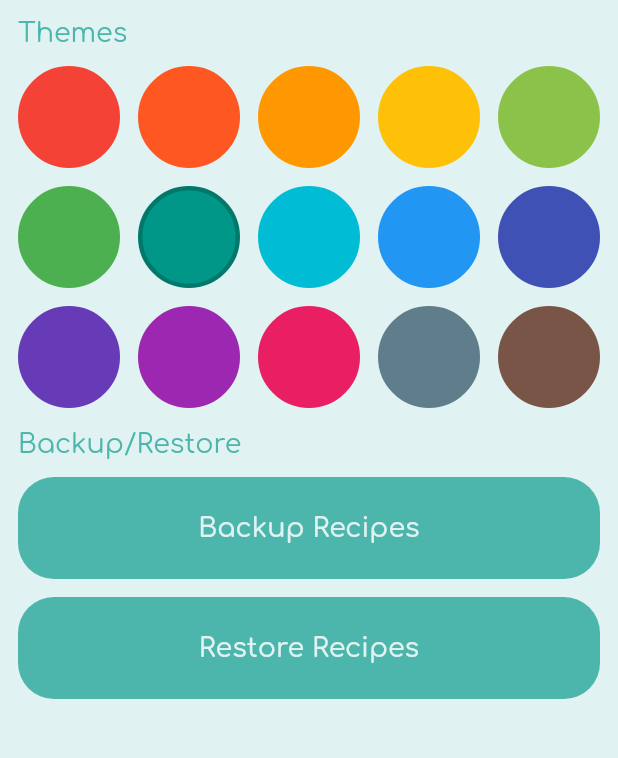
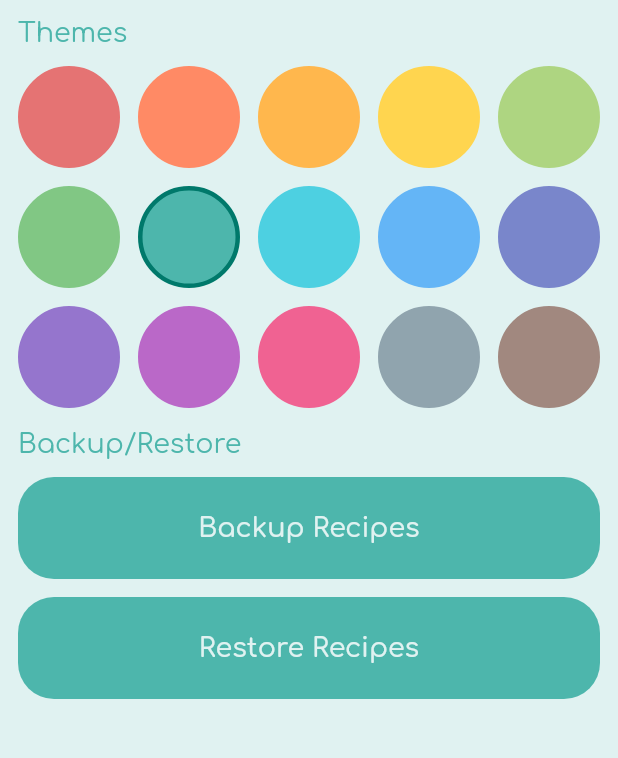
Before and after one commit to PScottZero/flutter-cookbook, a Flutter app: the SettingsView screen opened directly, on a phone screen of 412 x 824 dp, the part 84-842 px from its top. Run offline on Flutter 3.47's test engine with Material 2 defaults, Android fonts, the phone set to English and light mode, and no system bars; our stand-ins replace carousel_slider, flutter_image_compress, google_fonts, image_picker, permission_handler, reorderables and 1 more; accounts and stored records are empty.

Commit message:
minor tweaks

```diff
--- a/lib/components/theme_chooser.dart
+++ b/lib/components/theme_chooser.dart
@@ -36,7 +36,7 @@ class ThemeChooser extends StatelessWidget {
                       onTap: () => model.setTheme(theme),
                       child: Container(
                         decoration: BoxDecoration(
-                          color: theme.materialColor,
+                          color: theme.primaryColor,
                           borderRadius: BorderRadius.circular(
                             ViewConstants.maxBorderRadius,
                           ),
@@ -46,7 +46,7 @@ class ThemeChooser extends StatelessWidget {
                                   width: ViewConstants.highlightedBorderWidth,
                                 )
                               : Border.all(
-                                  color: theme.materialColor,
+                                  color: theme.primaryColor,
                                   width: ViewConstants.highlightedBorderWidth,
                                 ),
                         ),
--- a/lib/views/recipe_view.dart
+++ b/lib/views/recipe_view.dart
@@ -144,7 +144,6 @@ class _RecipeViewState extends State<RecipeView> {
                                 (instruction) => RoundedContainer(
                                   child: Text(
                                     instruction.value,
-                                    textAlign: TextAlign.center,
                                     style: const TextStyle(
                                       fontSize: ViewConstants.fontSize,
                                     ),
```
